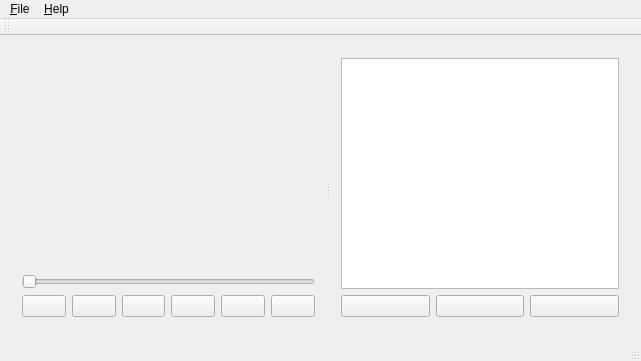
The window that mainwindow.ui (jankolorenc/VideoTimeMeasure) describes before a commit, drawn with Qt 5.
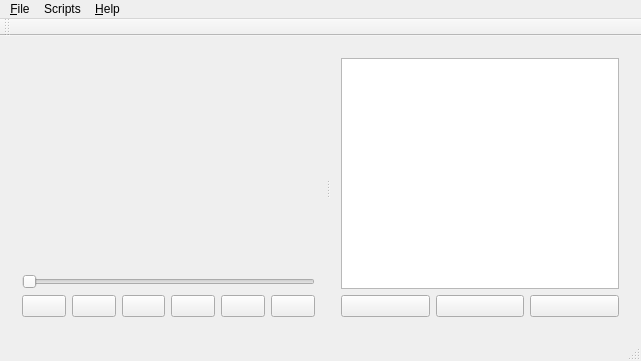
The same window after the commit. Icons and pictures are not drawn. Custom widgets are drawn as their Qt base class.

Commit message: introduced script profiles

Patch:
```diff
--- a/mainwindow.ui
+++ b/mainwindow.ui
@@ -291,7 +291,17 @@
     </property>
     <addaction name="actionAbout"/>
    </widget>
+   <widget class="QMenu" name="menuScripts">
+    <property name="title">
+     <string>Scripts</string>
+    </property>
+    <addaction name="action_Clear"/>
+    <addaction name="actionEdit"/>
+    <addaction name="actionNew"/>
+    <addaction name="separator"/>
+   </widget>
    <addaction name="menuOpen"/>
+   <addaction name="menuScripts"/>
    <addaction name="menuHelp"/>
   </widget>
   <widget class="QToolBar" name="mainToolBar">
```
Left out of the diff: 15 changed lines with no effect on the pictures. The commit also changes 4 other files.
